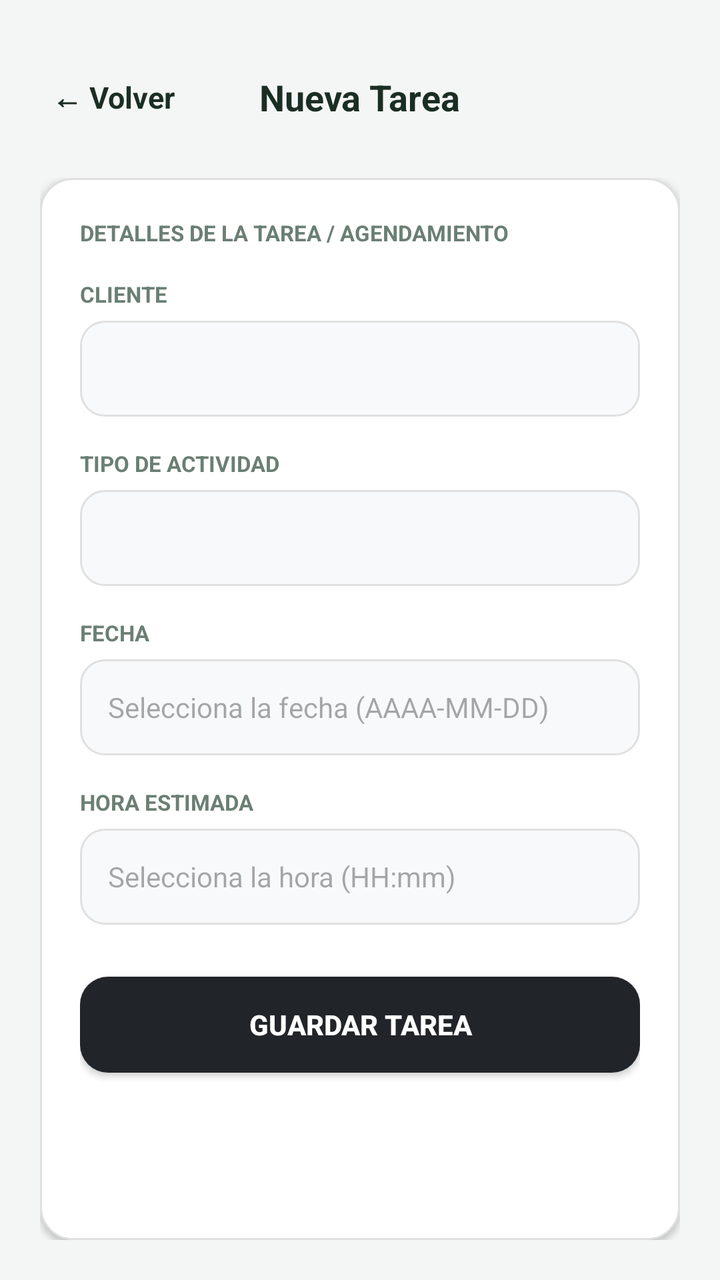
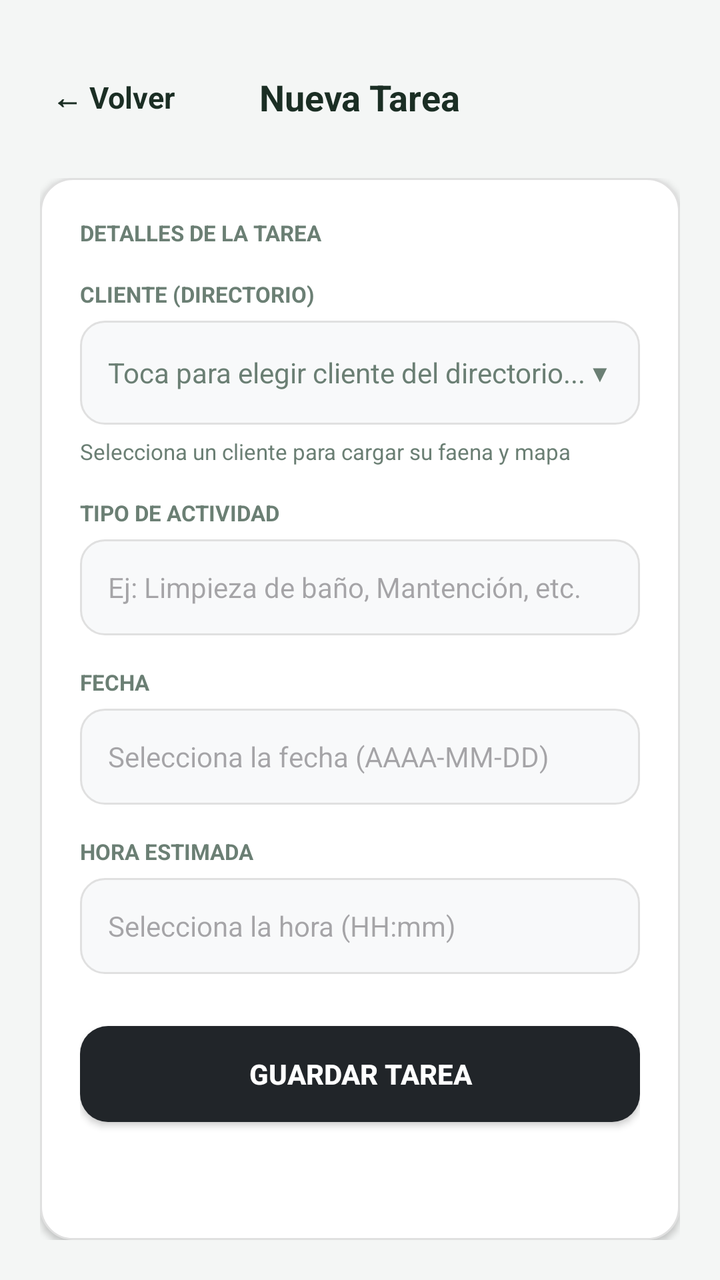

Screens rendered from an Android XML layout before and after an edit, with the pre-edit source and the edit as a unified diff.
<!-- AndroidManifest.xml: application theme Theme.DesiertoTarapaca -->
<!-- res/layout/activity_registrar_tarea.xml -->
<?xml version="1.0" encoding="utf-8"?>
<LinearLayout xmlns:android="http://schemas.android.com/apk/res/android"
    android:layout_width="match_parent"
    android:layout_height="match_parent"
    android:background="#F4F6F5"
    android:orientation="vertical"
    android:paddingHorizontal="20dp"
    android:paddingTop="32dp"
    android:paddingBottom="20dp">

    <RelativeLayout
        android:layout_width="match_parent"
        android:layout_height="wrap_content"
        android:layout_marginBottom="24dp">

        <TextView
            android:id="@+id/btnVolverTarea"
            android:layout_width="wrap_content"
            android:layout_height="wrap_content"
            android:layout_alignParentStart="true"
            android:layout_centerVertical="true"
            android:padding="6dp"
            android:text="← Volver"
            android:textColor="@color/text_main"
            android:textSize="15sp"
            android:textStyle="bold" />

        <TextView
            android:layout_width="wrap_content"
            android:layout_height="wrap_content"
            android:layout_centerInParent="true"
            android:text="Nueva Tarea"
            android:textColor="@color/text_main"
            android:textSize="18sp"
            android:textStyle="bold" />
    </RelativeLayout>

    <ScrollView
        android:layout_width="match_parent"
        android:layout_height="match_parent"
        android:fillViewport="true">

        <LinearLayout
            android:layout_width="match_parent"
            android:layout_height="wrap_content"
            android:background="@drawable/bg_white_card"
            android:elevation="2dp"
            android:orientation="vertical"
            android:padding="20dp">

            <TextView
                android:layout_width="wrap_content"
                android:layout_height="wrap_content"
                android:text="DETALLES DE LA TAREA / AGENDAMIENTO"
                android:textColor="@color/text_muted"
                android:textSize="11sp"
                android:textStyle="bold" />

            <TextView
                android:layout_width="wrap_content"
                android:layout_height="wrap_content"
                android:layout_marginTop="16dp"
                android:text="CLIENTE"
                android:textColor="@color/text_muted"
                android:textSize="11sp"
                android:textStyle="bold" />

            <EditText
                android:id="@+id/etTareaCliente"
                android:layout_width="match_parent"
                android:layout_height="48dp"
                android:layout_marginTop="6dp"
                android:background="@drawable/bg_input_field"
                android:inputType="textCapWords"
                android:paddingHorizontal="14dp"
                android:textColor="@color/text_main"
                android:textSize="14sp" />

            <TextView
                android:layout_width="wrap_content"
                android:layout_height="wrap_content"
                android:layout_marginTop="16dp"
                android:text="TIPO DE ACTIVIDAD"
                android:textColor="@color/text_muted"
                android:textSize="11sp"
                android:textStyle="bold" />

            <EditText
                android:id="@+id/etTareaTipo"
                android:layout_width="match_parent"
                android:layout_height="48dp"
                android:layout_marginTop="6dp"
                android:background="@drawable/bg_input_field"
                android:inputType="textCapSentences"
                android:paddingHorizontal="14dp"
                android:textColor="@color/text_main"
                android:textSize="14sp" />

            <TextView
                android:layout_width="wrap_content"
                android:layout_height="wrap_content"
                android:layout_marginTop="16dp"
                android:text="FECHA"
                android:textColor="@color/text_muted"
                android:textSize="11sp"
                android:textStyle="bold" />

            <EditText
                android:id="@+id/etTareaFecha"
                android:layout_width="match_parent"
                android:layout_height="48dp"
                android:layout_marginTop="6dp"
                android:background="@drawable/bg_input_field"
                android:clickable="true"
                android:focusable="false"
                android:hint="Selecciona la fecha (AAAA-MM-DD)"
                android:paddingHorizontal="14dp"
                android:textColor="@color/text_main"
                android:textSize="14sp" />

            <TextView
                android:layout_width="wrap_content"
                android:layout_height="wrap_content"
                android:layout_marginTop="16dp"
                android:text="HORA ESTIMADA"
                android:textColor="@color/text_muted"
                android:textSize="11sp"
                android:textStyle="bold" />

            <EditText
                android:id="@+id/etTareaHora"
                android:layout_width="match_parent"
                android:layout_height="48dp"
                android:layout_marginTop="6dp"
                android:background="@drawable/bg_input_field"
                android:clickable="true"
                android:focusable="false"
                android:hint="Selecciona la hora (HH:mm)"
                android:paddingHorizontal="14dp"
                android:textColor="@color/text_main"
                android:textSize="14sp" />

            <androidx.appcompat.widget.AppCompatButton
                android:id="@+id/btnGuardarTarea"
                android:layout_width="match_parent"
                android:layout_height="48dp"
                android:layout_marginTop="26dp"
                android:background="@drawable/bg_btn_finalizar"
                android:text="GUARDAR TAREA"
                android:textColor="@color/text_light"
                android:textSize="14sp"
                android:textStyle="bold" />

        </LinearLayout>
    </ScrollView>

</LinearLayout>
<!-- resources referenced by this layout -->
<resources>
  <color name="text_light">#FFFFFF</color>
  <color name="text_main">#1B2E24</color>
  <color name="text_muted">#6B7F74</color>
  <!-- drawable bg_btn_finalizar (drawable) -->
  <?xml version="1.0" encoding="utf-8"?>
  <ripple xmlns:android="http://schemas.android.com/apk/res/android"
      android:color="#000000">
      <item>
          <shape android:shape="rectangle">
              <solid android:color="@color/btn_dark_close" />
              <corners android:radius="14dp" />
          </shape>
      </item>
  </ripple>
  <!-- drawable bg_input_field (drawable) -->
  <?xml version="1.0" encoding="utf-8"?>
  <shape xmlns:android="http://schemas.android.com/apk/res/android"
      android:shape="rectangle">
      <solid android:color="#F8F9FA" />
      <stroke
          android:width="1dp"
          android:color="#E0E0E0" />
      <corners android:radius="12dp" />
  </shape>
  <!-- drawable bg_white_card (drawable) -->
  <?xml version="1.0" encoding="utf-8"?>
  <shape xmlns:android="http://schemas.android.com/apk/res/android"
      android:shape="rectangle">
      <solid android:color="@color/card_white" />
      <stroke android:width="1dp" android:color="@color/border_light" />
      <corners android:radius="16dp" />
  </shape>
  <style name="Theme.DesiertoTarapaca" parent="Base.Theme.DesiertoTarapaca" />
  <color name="btn_dark_close">#212529</color>
  <color name="card_white">#FFFFFF</color>
  <color name="border_light">#E0E0E0</color>
  <style name="Base.Theme.DesiertoTarapaca" parent="Theme.Material3.DayNight.NoActionBar">
          
          
      </style>
</resources>

<!-- the commit's change to res/layout/activity_registrar_tarea.xml (unified diff, before → after) -->
@@ -51,7 +51,7 @@
             <TextView
                 android:layout_width="wrap_content"
                 android:layout_height="wrap_content"
-                android:text="DETALLES DE LA TAREA / AGENDAMIENTO"
+                android:text="DETALLES DE LA TAREA "
                 android:textColor="@color/text_muted"
                 android:textSize="11sp"
                 android:textStyle="bold" />
@@ -60,21 +60,48 @@
                 android:layout_width="wrap_content"
                 android:layout_height="wrap_content"
                 android:layout_marginTop="16dp"
-                android:text="CLIENTE"
+                android:text="CLIENTE (DIRECTORIO)"
                 android:textColor="@color/text_muted"
                 android:textSize="11sp"
                 android:textStyle="bold" />
 
-            <EditText
-                android:id="@+id/etTareaCliente"
+            <LinearLayout
+                android:id="@+id/btnSeleccionarClienteModal"
                 android:layout_width="match_parent"
-                android:layout_height="48dp"
+                android:layout_height="52dp"
                 android:layout_marginTop="6dp"
                 android:background="@drawable/bg_input_field"
-                android:inputType="textCapWords"
-                android:paddingHorizontal="14dp"
-                android:textColor="@color/text_main"
-                android:textSize="14sp" />
+                android:clickable="true"
+                android:focusable="true"
+                android:gravity="center_vertical"
+                android:orientation="horizontal"
+                android:paddingHorizontal="14dp">
+
+                <TextView
+                    android:id="@+id/tvClienteSeleccionadoTexto"
+                    android:layout_width="0dp"
+                    android:layout_height="wrap_content"
+                    android:layout_weight="1"
+                    android:text="Toca para elegir cliente del directorio..."
+                    android:textColor="@color/text_muted"
+                    android:textSize="14sp" />
+
+                <TextView
+                    android:layout_width="wrap_content"
+                    android:layout_height="wrap_content"
+                    android:text="▼"
+                    android:textColor="@color/text_muted"
+                    android:textSize="12sp" />
+            </LinearLayout>
+
+            <TextView
+                android:id="@+id/tvUbicacionClienteInfo"
+                android:layout_width="match_parent"
+                android:layout_height="wrap_content"
+                android:layout_marginTop="6dp"
+                android:text="Selecciona un cliente para cargar su faena y mapa"
+                android:textColor="@color/text_muted"
+                android:textSize="11sp" />
 
             <TextView
                 android:layout_width="wrap_content"
@@ -91,6 +118,7 @@
                 android:layout_height="48dp"
                 android:layout_marginTop="6dp"
                 android:background="@drawable/bg_input_field"
+                android:hint="Ej: Limpieza de baño, Mantención, etc."
                 android:inputType="textCapSentences"
                 android:paddingHorizontal="14dp"
                 android:textColor="@color/text_main"
